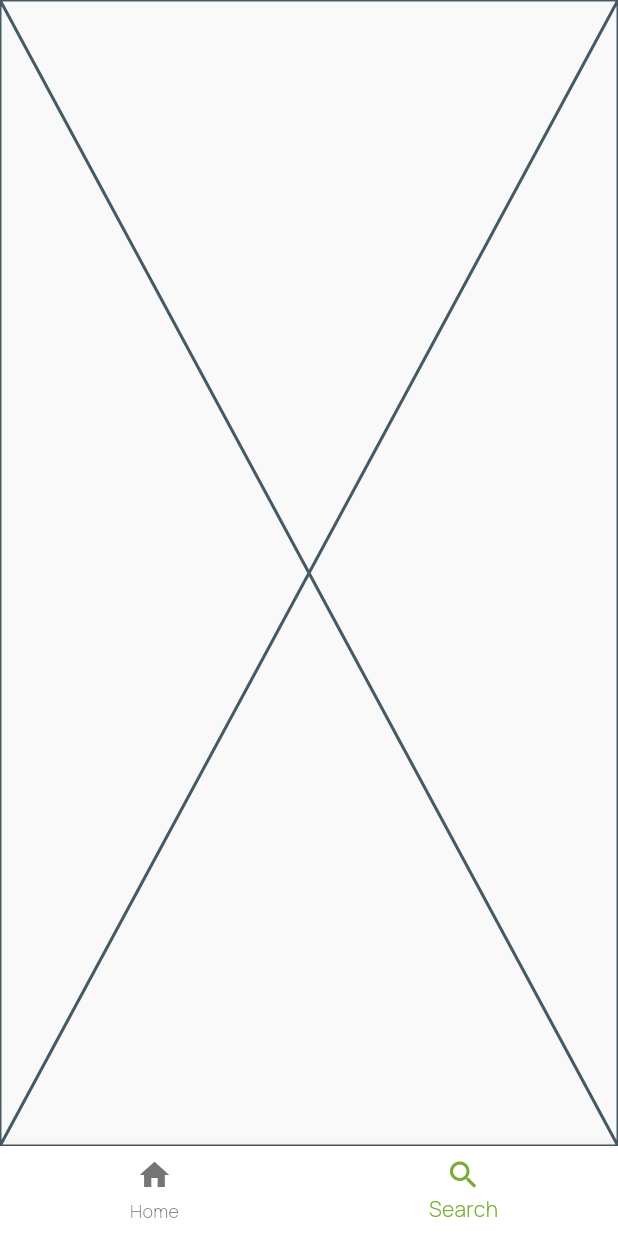
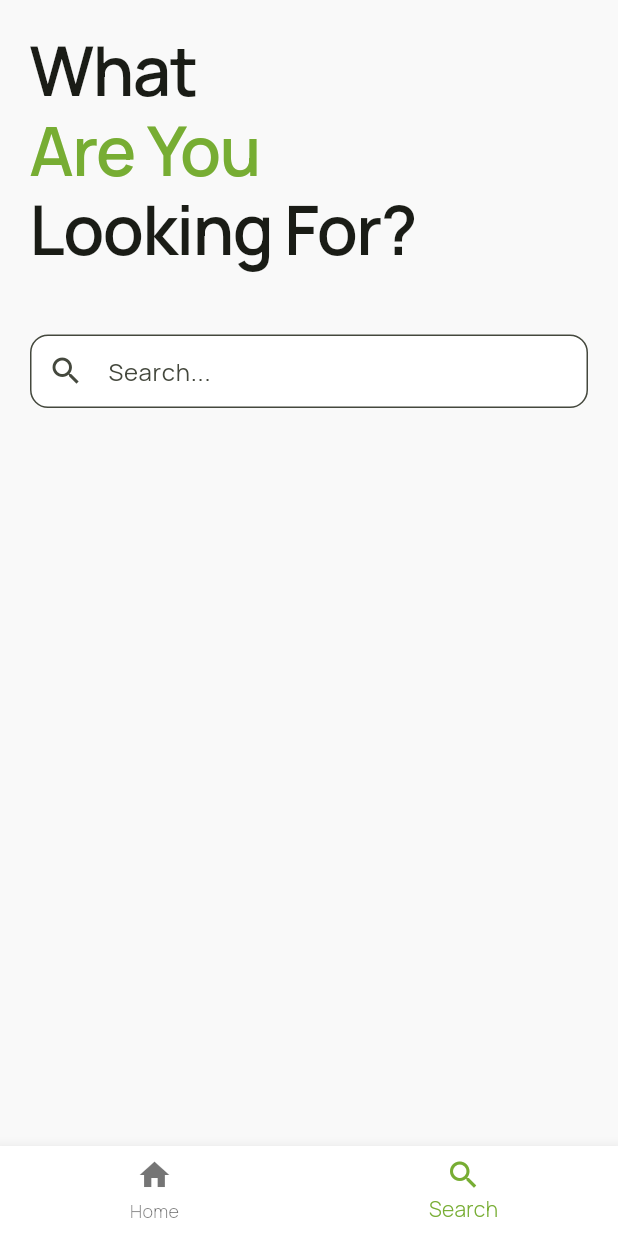
Before and after one commit to Arrizal28/MeSpot, a Flutter app: the screen it shows after launch, item 2 of the bottom bar chosen, on a phone screen of 412 x 824 dp. Run offline on Flutter 3.47's test engine with Material 3 defaults, Android fonts, the phone set to English and light mode, and no system bars.

Commit message:
feat/search_screen

```diff
--- a/lib/screen/search/search_screen.dart
+++ b/lib/screen/search/search_screen.dart
@@ -1,10 +1,29 @@
 import 'package:flutter/material.dart';
+import 'package:mespot/widgets/mespot_header.dart';
+import 'package:mespot/widgets/mespot_search_text_field.dart';
 
 class SearchScreen extends StatelessWidget {
   const SearchScreen({super.key});
 
   @override
   Widget build(BuildContext context) {
-    return const Placeholder();
+    return Scaffold(
+      body: Padding(
+        padding: const EdgeInsets.symmetric(horizontal: 20.0),
+        child: ListView(
+          children: [
+            const MespotHeader(
+              titleOne: 'What',
+              titleTwo: "Are You",
+              titleThree: "Looking For?",
+            ),
+            const SizedBox(height: 20),
+            MespotSearchTextField(onSearch: (query) {
+              print('User is searching for: $query');
+            }),
+          ],
+        ),
+      ),
+    );
   }
 }
--- a/lib/style/colors/mespot_colors.dart
+++ b/lib/style/colors/mespot_colors.dart
@@ -3,7 +3,7 @@ import 'package:flutter/material.dart';
 enum MespotColors {
   green("green", Color(0xFF77ad33)),
   lightbgColor("lightbgColor", Color(0xFFf9f9f9)),
-  blackbgColor("blackbgColor", Color(0xFF1F1413)),
+  blackbgColor("blackbgColor", Color(0xFF1f1f1f)),
   containerDarkBgColor("containerblackbgColor", Color(0xFF4A4A4A));
 
   const MespotColors(this.name, this.color);
--- /dev/null
+++ b/lib/widgets/mespot_header.dart
@@ -0,0 +1,39 @@
+import 'package:flutter/material.dart';
+import 'package:mespot/style/colors/mespot_colors.dart';
+import 'package:mespot/style/typography/mespot_text_styles.dart';
+
+class MespotHeader extends StatelessWidget {
+  final String? titleOne;
+  final String? titleTwo;
+  final String? titleThree;
+  final String? titleSmall;
+  const MespotHeader({
+    super.key,
+    this.titleOne = "",
+    this.titleTwo = "",
+    this.titleThree = "",
+    this.titleSmall = "",
+  });
+
+  @override
+  Widget build(BuildContext context) {
+    return Column(
+      crossAxisAlignment: CrossAxisAlignment.start,
+      children: [
+        const SizedBox(height: 20),
+        Text(titleOne!, style: MespotTextStyles.displayMedium),
+        Text(
+          titleTwo!,
+          style: MespotTextStyles.displayMedium
+              .copyWith(color: MespotColors.green.color),
+        ),
+        Text(titleThree!, style: MespotTextStyles.displayMedium),
+        Text(
+          titleSmall!,
+          style: MespotTextStyles.labelLarge
+              .copyWith(color: MespotColors.green.color),
+        ),
+      ],
+    );
+  }
+}
--- /dev/null
+++ b/lib/widgets/mespot_search_text_field.dart
@@ -0,0 +1,62 @@
+import 'dart:async';
+
+import 'package:flutter/material.dart';
+
+class MespotSearchTextField extends StatefulWidget {
+  final Function(String) onSearch;
+  const MespotSearchTextField({super.key, required this.onSearch});
+
+  @override
+  State<MespotSearchTextField> createState() => _MespotSearchTextFieldState();
+}
+
+class _MespotSearchTextFieldState extends State<MespotSearchTextField> {
+  final _searchController = TextEditingController();
+  Timer? _debounce;
+
+  @override
+  void dispose() {
+    _searchController.dispose();
+    _debounce?.cancel();
+    super.dispose();
+  }
+
+  void _onSearchChanged(String query) {
+    if (_debounce?.isActive ?? false) {
+      _debounce?.cancel();
+    }
+
+    _debounce = Timer(const Duration(milliseconds: 300), () {
+      widget.onSearch(query);
+    });
+  }
+
+  @override
+  Widget build(BuildContext context) {
+    return TextField(
+      controller: _searchController,
+      onChanged: _onSearchChanged,
+      decoration: InputDecoration(
+        hintText: "Search...",
+        prefixIcon: const Icon(Icons.search),
+        border: OutlineInputBorder(
+          borderRadius: BorderRadius.circular(12),
+        ),
+        filled: true,
+        fillColor: Theme.of(context).colorScheme.surface,
+        contentPadding:
+            const EdgeInsets.symmetric(vertical: 12, horizontal: 16),
+        suffixIcon: _searchController.text.isNotEmpty
+            ? IconButton(
+                icon: const Icon(Icons.clear),
+                onPressed: () {
+                  _searchController.clear();
+                  widget.onSearch("");
+                  setState(() {});
+                },
+              )
+            : null,
+      ),
+    );
+  }
+}
```
Also changed, not shown: lib/data/model/search_restaurant_response.dart (added, +24 -0 lines), lib/provider/search/search_restaurant_provider.dart (added, +35 -0 lines), lib/screen/home/home_screen.dart (+6 -13 lines), lib/static/search_restaurant_result_state.dart (added, +19 -0 lines).
